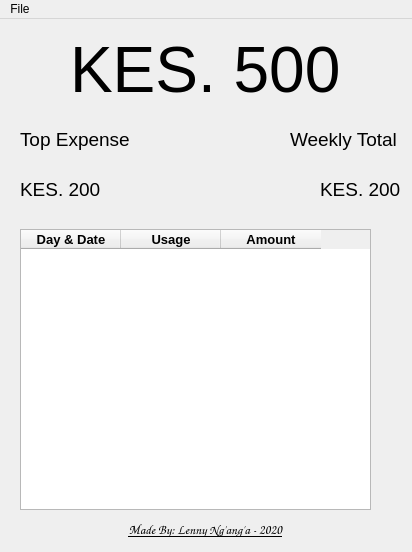
codewithlennylen/Expense-Tracker, file ui/main.ui: the form before one commit.
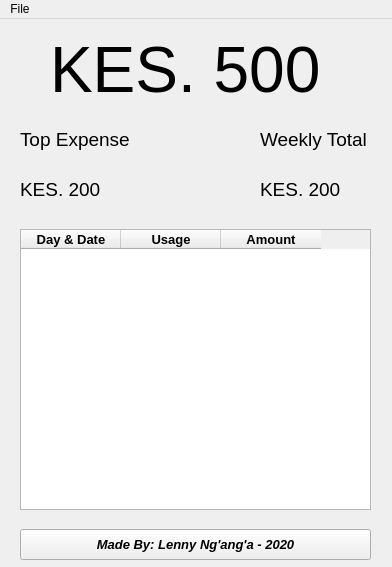
The form after the commit.

```diff
--- a/ui/main.ui
+++ b/ui/main.ui
@@ -6,8 +6,8 @@
    <rect>
     <x>0</x>
     <y>0</y>
-    <width>412</width>
-    <height>552</height>
+    <width>392</width>
+    <height>567</height>
    </rect>
   </property>
   <property name="windowTitle">
@@ -17,7 +17,7 @@
    <widget class="QLabel" name="lbl_current">
     <property name="geometry">
      <rect>
-      <x>70</x>
+      <x>50</x>
       <y>20</y>
       <width>311</width>
       <height>61</height>
@@ -55,7 +55,7 @@
      <rect>
       <x>20</x>
       <y>150</y>
-      <width>81</width>
+      <width>91</width>
       <height>41</height>
      </rect>
     </property>
@@ -71,7 +71,7 @@
    <widget class="QLabel" name="label_4">
     <property name="geometry">
      <rect>
-      <x>290</x>
+      <x>260</x>
       <y>90</y>
       <width>111</width>
       <height>61</height>
@@ -89,9 +89,9 @@
    <widget class="QLabel" name="lbl_weekly">
     <property name="geometry">
      <rect>
-      <x>320</x>
+      <x>260</x>
       <y>150</y>
-      <width>81</width>
+      <width>91</width>
       <height>41</height>
      </rect>
     </property>
@@ -104,32 +104,6 @@
      <string>KES. 200</string>
     </property>
    </widget>
-   <widget class="QLabel" name="label">
-    <property name="geometry">
-     <rect>
-      <x>20</x>
-      <y>500</y>
-      <width>371</width>
-      <height>20</height>
-     </rect>
-    </property>
-    <property name="font">
-     <font>
-      <family>Comic Sans MS</family>
-      <pointsize>10</pointsize>
-      <weight>75</weight>
-      <italic>false</italic>
-      <bold>true</bold>
-      <underline>true</underline>
-     </font>
-    </property>
-    <property name="text">
-     <string>Made By: Lenny Ng'ang'a - 2020</string>
-    </property>
-    <property name="alignment">
-     <set>Qt::AlignCenter</set>
-    </property>
-   </widget>
    <widget class="QTableWidget" name="table">
     <property name="geometry">
      <rect>
@@ -162,13 +136,35 @@
      </property>
     </column>
    </widget>
+   <widget class="QPushButton" name="btn_lenny">
+    <property name="geometry">
+     <rect>
+      <x>20</x>
+      <y>510</y>
+      <width>351</width>
+      <height>31</height>
+     </rect>
+    </property>
+    <property name="font">
+     <font>
+      <pointsize>10</pointsize>
+      <weight>75</weight>
+      <italic>true</italic>
+      <bold>true</bold>
+      <underline>false</underline>
+     </font>
+    </property>
+    <property name="text">
+     <string>Made By: Lenny Ng'ang'a - 2020</string>
+    </property>
+   </widget>
   </widget>
   <widget class="QMenuBar" name="menubar">
    <property name="geometry">
     <rect>
      <x>0</x>
      <y>0</y>
-     <width>412</width>
+     <width>392</width>
      <height>21</height>
     </rect>
    </property>
```
Left out of the diff: 2 changed lines with no effect on the pictures.
